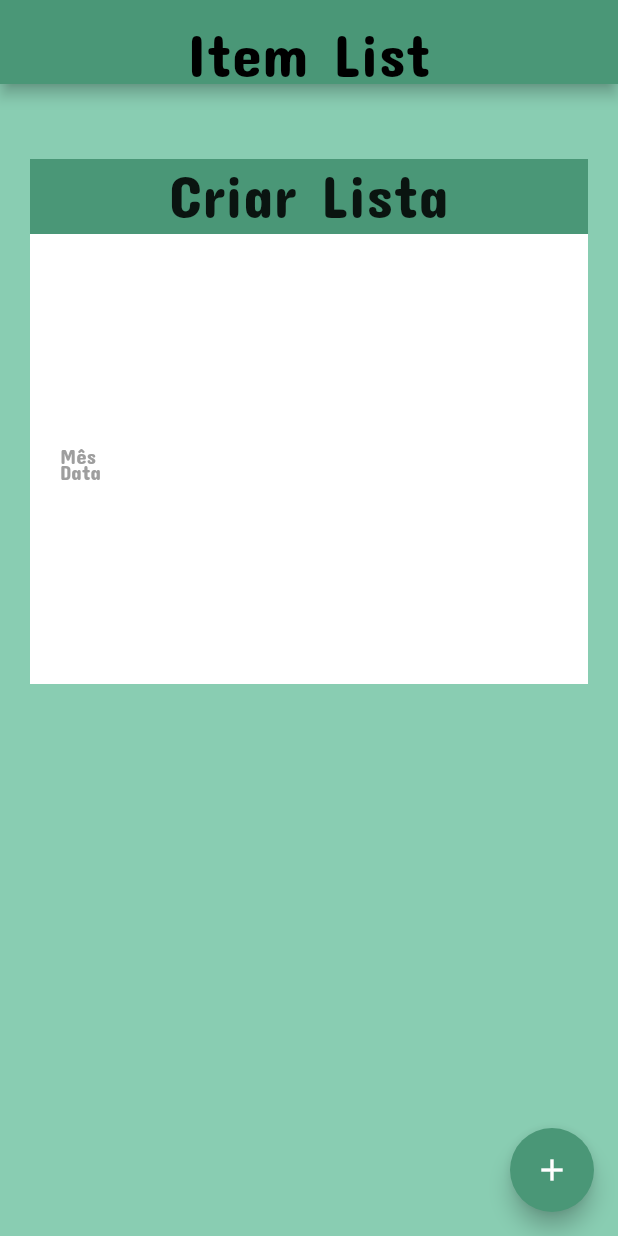
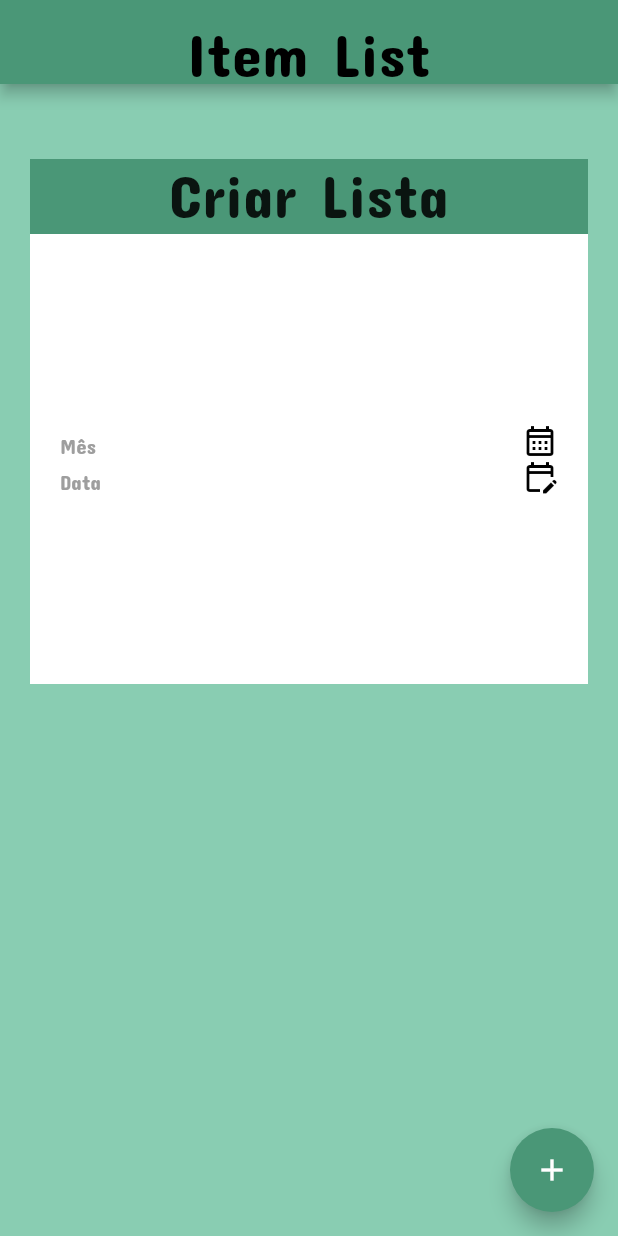
Before and after one commit to Ronnildo/shopList, a Flutter app: the screen it shows after launch, on a phone screen of 412 x 824 dp. Run offline on Flutter 3.47's test engine with Material 2 defaults, Android fonts, the phone set to English and light mode, and no system bars; our stand-ins replace drop_shadow, font_awesome_flutter.

```diff
--- a/lib/app/interface/screens/list_screen.dart
+++ b/lib/app/interface/screens/list_screen.dart
@@ -58,19 +58,25 @@ class _ListScreenState extends State<ListScreen> {
                   mainAxisAlignment: MainAxisAlignment.center,
                   children: <Widget> [
                     Row(
+                      mainAxisAlignment: MainAxisAlignment.spaceBetween,
                       children: const <Widget>[
                         Text(
                           'Mês',
-                          style: TextStyle(color: Colors.grey),
+                          style: TextStyle(
+                              color: Colors.grey,
+                          ),
                         ),
+                        Icon(Icons.calendar_month_outlined, color: Colors.black,),
                       ],
                     ),
                     Row(
+                      mainAxisAlignment: MainAxisAlignment.spaceBetween,
                       children: const <Widget> [
                         Text(
                           'Data',
                           style: TextStyle(color: Colors.grey),
                         ),
+                        Icon(Icons.edit_calendar_outlined, color: Colors.black,),
                       ],
                     ),
                   ],
```
